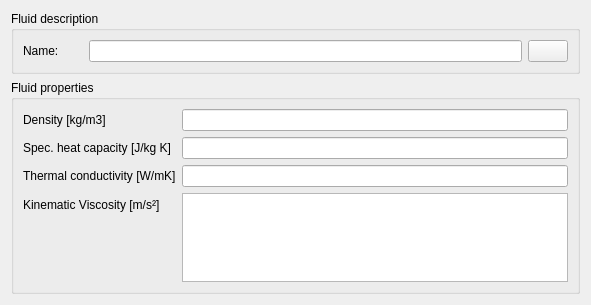
First picture: the form in SIM-VICUS/src/SVDBNetworkFluidEditWidget.ui, repository ghorwin/SIM-VICUS, before the edit.
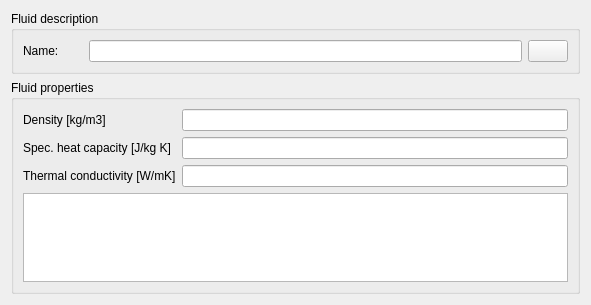
Second picture: the form after the edit. Custom widgets are drawn as their Qt base class.

Commit message: some more work on fluid database dialog

Patch:
```diff
--- a/SIM-VICUS/src/SVDBNetworkFluidEditWidget.ui
+++ b/SIM-VICUS/src/SVDBNetworkFluidEditWidget.ui
@@ -65,16 +65,6 @@
       <item row="0" column="1">
        <widget class="QtExt::ValidatingLineEdit" name="lineEditDensity"/>
       </item>
-      <item row="3" column="1">
-       <widget class="QTableWidget" name="tableWidgetKinematicViscosity"/>
-      </item>
-      <item row="3" column="0">
-       <widget class="QLabel" name="label_2">
-        <property name="text">
-         <string>Kinematic Viscosity [m/s²]</string>
-        </property>
-       </widget>
-      </item>
       <item row="1" column="0">
        <widget class="QLabel" name="label_3">
         <property name="text">
@@ -95,6 +85,9 @@
       <item row="2" column="1">
        <widget class="QtExt::ValidatingLineEdit" name="lineEditThermalConductivity"/>
       </item>
+      <item row="3" column="0" colspan="2">
+       <widget class="QTableWidget" name="tableWidgetViscosity"/>
+      </item>
      </layout>
     </widget>
    </item>
```
The commit also changes 9 other files.
